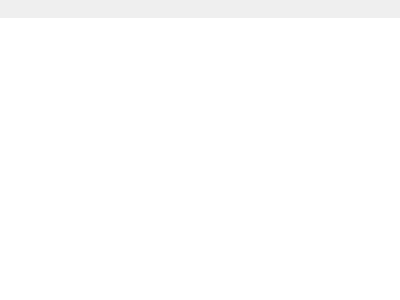
This is src/controls/outputtrafficwidget.ui in sanny32/OpenModSim as Qt 5 draws it before an edit. The edited form follows.
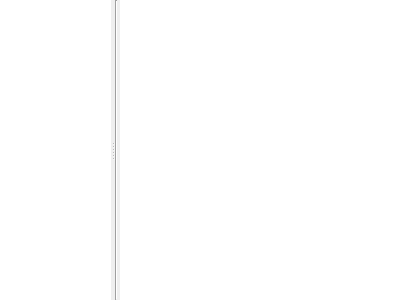
This is the edited form. The open tabs and pages were chosen to show the change. Custom widgets are drawn as their Qt base class.

Patch:
```diff
--- a/src/controls/outputtrafficwidget.ui
+++ b/src/controls/outputtrafficwidget.ui
@@ -27,106 +27,6 @@
     <number>0</number>
    </property>
    <item>
-    <widget class="QStackedWidget" name="stackedWidget">
-     <property name="currentIndex">
-      <number>1</number>
-     </property>
-     <widget class="QWidget" name="page1">
-      <layout class="QVBoxLayout" name="verticalLayout_2">
-       <property name="spacing">
-        <number>2</number>
-       </property>
-       <property name="leftMargin">
-        <number>0</number>
-       </property>
-       <property name="topMargin">
-        <number>2</number>
-       </property>
-       <property name="rightMargin">
-        <number>0</number>
-       </property>
-       <property name="bottomMargin">
-        <number>0</number>
-       </property>
-       <item>
-        <widget class="QLabel" name="labelStatus">
-         <property name="sizePolicy">
-          <sizepolicy hsizetype="Preferred" vsizetype="Fixed">
-           <horstretch>0</horstretch>
-           <verstretch>0</verstretch>
-          </sizepolicy>
-         </property>
-         <property name="autoFillBackground">
-          <bool>true</bool>
-         </property>
-        </widget>
-       </item>
-       <item>
-        <widget class="QListView" name="listView">
-         <property name="focusPolicy">
-          <enum>Qt::NoFocus</enum>
-         </property>
-         <property name="contextMenuPolicy">
-          <enum>Qt::CustomContextMenu</enum>
-         </property>
-         <property name="frameShape">
-          <enum>QFrame::NoFrame</enum>
-         </property>
-         <property name="verticalScrollBarPolicy">
-          <enum>Qt::ScrollBarAlwaysOff</enum>
-         </property>
-         <property name="horizontalScrollBarPolicy">
-          <enum>Qt::ScrollBarAlwaysOff</enum>
-         </property>
-         <property name="autoScroll">
-          <bool>false</bool>
-         </property>
-         <property name="editTriggers">
-          <set>QAbstractItemView::NoEditTriggers</set>
-         </property>
-         <property name="showDropIndicator" stdset="0">
-          <bool>false</bool>
-         </property>
-         <property name="dragDropMode">
-          <enum>QAbstractItemView::DragOnly</enum>
-         </property>
-         <property name="selectionMode">
-          <enum>QAbstractItemView::NoSelection</enum>
-         </property>
-         <property name="movement">
-          <enum>QListView::Free</enum>
-         </property>
-         <property name="isWrapping" stdset="0">
-          <bool>true</bool>
-         </property>
-         <property name="resizeMode">
-          <enum>QListView::Adjust</enum>
-         </property>
-         <property name="modelColumn">
-          <number>0</number>
-         </property>
-        </widget>
-       </item>
-      </layout>
-     </widget>
-     <widget class="QWidget" name="page2">
-      <layout class="QHBoxLayout" name="horizontalLayout_3">
-       <property name="spacing">
-        <number>2</number>
-       </property>
-       <property name="leftMargin">
-        <number>2</number>
-       </property>
-       <property name="topMargin">
-        <number>2</number>
-       </property>
-       <property name="rightMargin">
-        <number>0</number>
-       </property>
-       <property name="bottomMargin">
-        <number>2</number>
-       </property>
-       <item>
         <widget class="QSplitter" name="splitter">
          <property name="orientation">
           <enum>Qt::Horizontal</enum>
@@ -218,10 +118,6 @@
        </item>
       </layout>
      </widget>
-    </widget>
-   </item>
-  </layout>
- </widget>
  <customwidgets>
   <customwidget>
    <class>ModbusMessageWidget</class>
```
Left out of the diff: 1 changed line with no effect on the pictures. Lines whose indentation alone changed are shown as unchanged.
